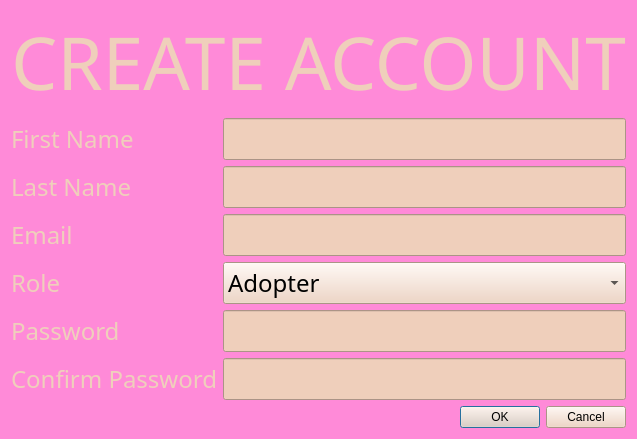
First picture: the form in breadnbutter/gui/createaccount.ui, repository jacksodl23/cs-205-pet-adoption, before the edit.
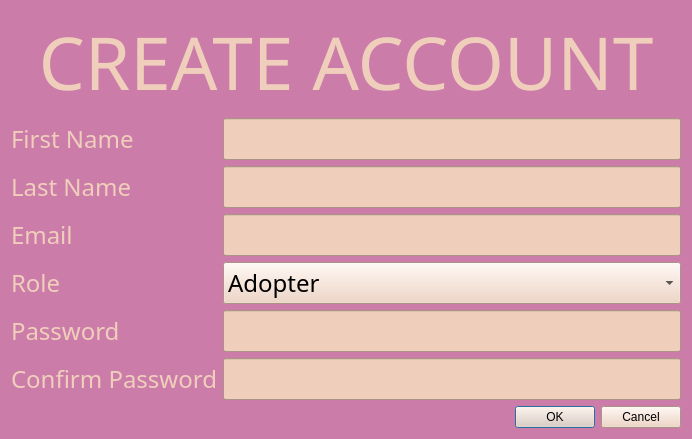
Second picture: the form after the edit.

Commit message: updated color scheme for all pages

The edit to the form file:
```diff
--- a/breadnbutter/gui/createaccount.ui
+++ b/breadnbutter/gui/createaccount.ui
@@ -6,22 +6,22 @@
    <rect>
     <x>0</x>
     <y>0</y>
-    <width>539</width>
-    <height>419</height>
+    <width>692</width>
+    <height>431</height>
    </rect>
   </property>
   <property name="windowTitle">
    <string>Dialog</string>
   </property>
   <property name="styleSheet">
-   <string notr="true">background-color: rgb(255, 138, 216);</string>
+   <string notr="true">background-color: rgb(204, 124, 169);</string>
   </property>
   <layout class="QVBoxLayout" name="verticalLayout">
    <item>
     <widget class="QLabel" name="createLabel">
      <property name="font">
       <font>
-       <family>Chalkboard SE</family>
+       <family>Dyuthi</family>
        <pointsize>55</pointsize>
        <weight>50</weight>
        <bold>false</bold>
@@ -44,7 +44,7 @@
       <widget class="QLabel" name="firstNameLabel">
        <property name="font">
         <font>
-         <family>Chalkboard</family>
+         <family>Dyuthi</family>
          <pointsize>18</pointsize>
         </font>
        </property>
@@ -60,7 +60,7 @@
       <widget class="QLineEdit" name="firstNameField">
        <property name="font">
         <font>
-         <family>Chalkboard SE</family>
+         <family>Dyuthi</family>
          <pointsize>18</pointsize>
         </font>
        </property>
@@ -73,7 +73,7 @@
       <widget class="QLabel" name="lastNameLabel">
        <property name="font">
         <font>
-         <family>Chalkboard SE</family>
+         <family>Dyuthi</family>
          <pointsize>18</pointsize>
         </font>
        </property>
@@ -89,7 +89,7 @@
       <widget class="QLineEdit" name="lastNameField">
        <property name="font">
         <font>
-         <family>Chalkboard SE</family>
+         <family>Dyuthi</family>
          <pointsize>18</pointsize>
         </font>
        </property>
@@ -102,7 +102,7 @@
       <widget class="QLabel" name="emailLabel">
        <property name="font">
         <font>
-         <family>Chalkboard SE</family>
+         <family>Dyuthi</family>
          <pointsize>18</pointsize>
         </font>
        </property>
@@ -118,7 +118,7 @@
       <widget class="QLineEdit" name="emailField">
        <property name="font">
         <font>
-         <family>Chalkboard SE</family>
+         <family>Dyuthi</family>
          <pointsize>18</pointsize>
         </font>
        </property>
@@ -131,7 +131,7 @@
       <widget class="QLabel" name="emailLabel_2">
        <property name="font">
         <font>
-         <family>Chalkboard SE</family>
+         <family>Dyuthi</family>
          <pointsize>18</pointsize>
         </font>
        </property>
@@ -147,7 +147,7 @@
       <widget class="QComboBox" name="roleBox">
        <property name="font">
         <font>
-         <family>Chalkboard SE</family>
+         <family>Dyuthi</family>
          <pointsize>18</pointsize>
         </font>
        </property>
@@ -171,7 +171,7 @@
       <widget class="QLabel" name="passwordLabel">
        <property name="font">
         <font>
-         <family>Chalkboard SE</family>
+         <family>Dyuthi</family>
          <pointsize>18</pointsize>
         </font>
        </property>
@@ -187,7 +187,7 @@
       <widget class="QLineEdit" name="passwordField">
        <property name="font">
         <font>
-         <family>Chalkboard SE</family>
+         <family>Dyuthi</family>
          <pointsize>18</pointsize>
         </font>
        </property>
@@ -203,7 +203,7 @@
       <widget class="QLabel" name="passwordLabel_2">
        <property name="font">
         <font>
-         <family>Chalkboard</family>
+         <family>Dyuthi</family>
          <pointsize>18</pointsize>
         </font>
        </property>
@@ -219,7 +219,7 @@
       <widget class="QLineEdit" name="passwordField_2">
        <property name="font">
         <font>
-         <family>Chalkboard SE</family>
+         <family>Dyuthi</family>
          <pointsize>18</pointsize>
         </font>
        </property>
@@ -237,7 +237,7 @@
     <widget class="QDialogButtonBox" name="createOkay">
      <property name="font">
       <font>
-       <family>Chalkboard SE</family>
+       <family>Dyuthi</family>
        <pointsize>18</pointsize>
       </font>
      </property>
```
The commit also changes 6 other files.
